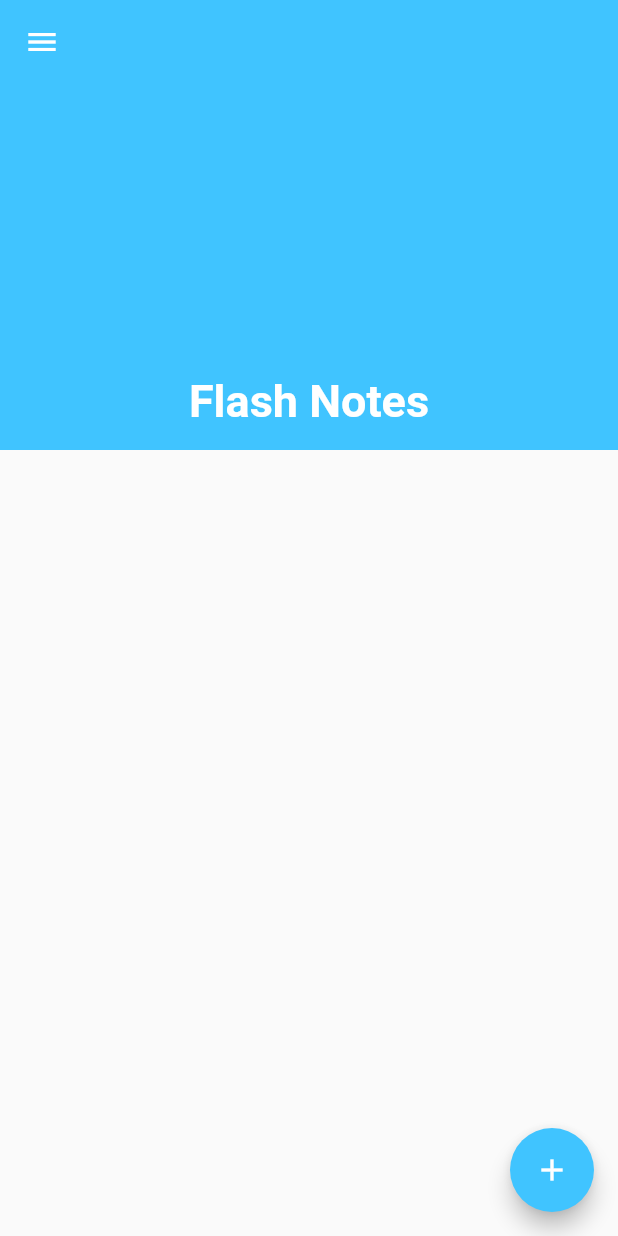
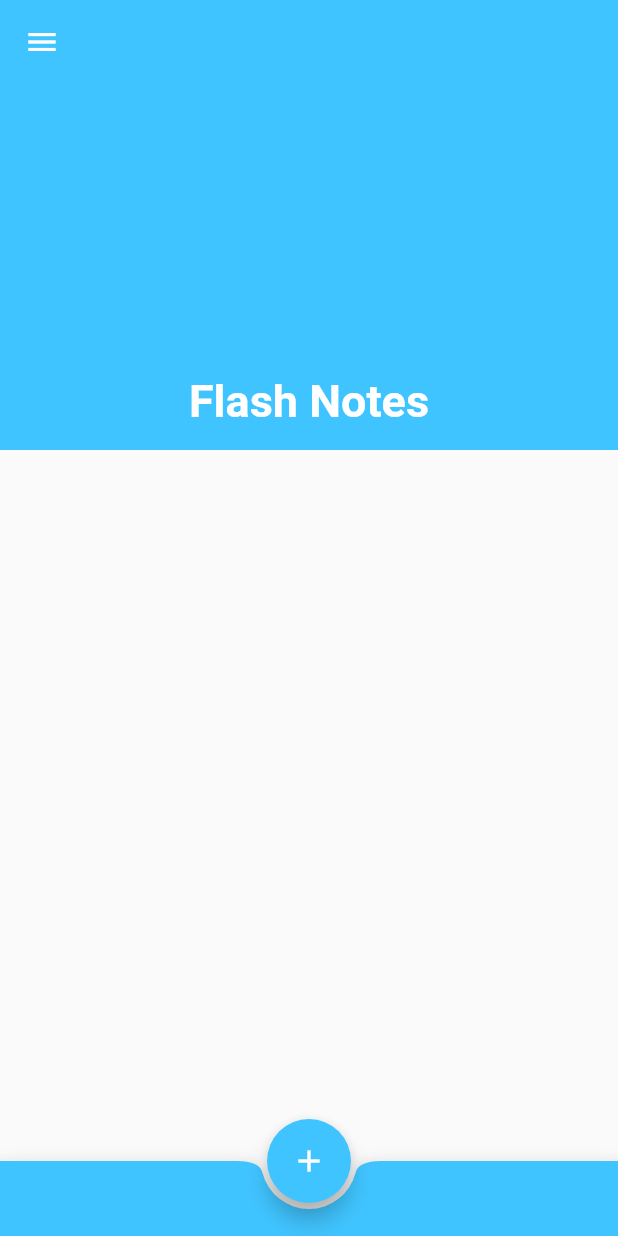
Before and after one commit to mistrypavankumar/Flash-Notes, a Flutter app: the screen it shows after launch, on a phone screen of 412 x 824 dp. Run offline on Flutter 3.47's test engine with Material 2 defaults, Android fonts, the phone set to English and light mode, and no system bars.

Commit message:
Updated all files

```diff
--- a/lib/screens/home.dart
+++ b/lib/screens/home.dart
@@ -85,6 +85,14 @@ class _HomeScreenLayoutState extends State<HomeScreenLayout> {
           ],
         ),
       ),
+      // Bottom navigation ------------------>>>>>>>>>>>>>>>>
+      bottomNavigationBar: BottomAppBar(
+        shape: CircularNotchedRectangle(),
+        child: Container(
+          height: 50.0,
+        ),
+        color: Colors.lightBlueAccent,
+      ),
       //Floating action button --------------->>>>>>>>>>>>>>>>
       floatingActionButton: FloatingActionButton(
         onPressed: () {
@@ -100,6 +108,7 @@ class _HomeScreenLayoutState extends State<HomeScreenLayout> {
           Icons.add,
         ),
       ),
+      floatingActionButtonLocation: FloatingActionButtonLocation.centerDocked,
     );
   }
 }
```
Also changed, not shown: lib/screens/notepad.dart (+47 -3 lines), 1 other file.
